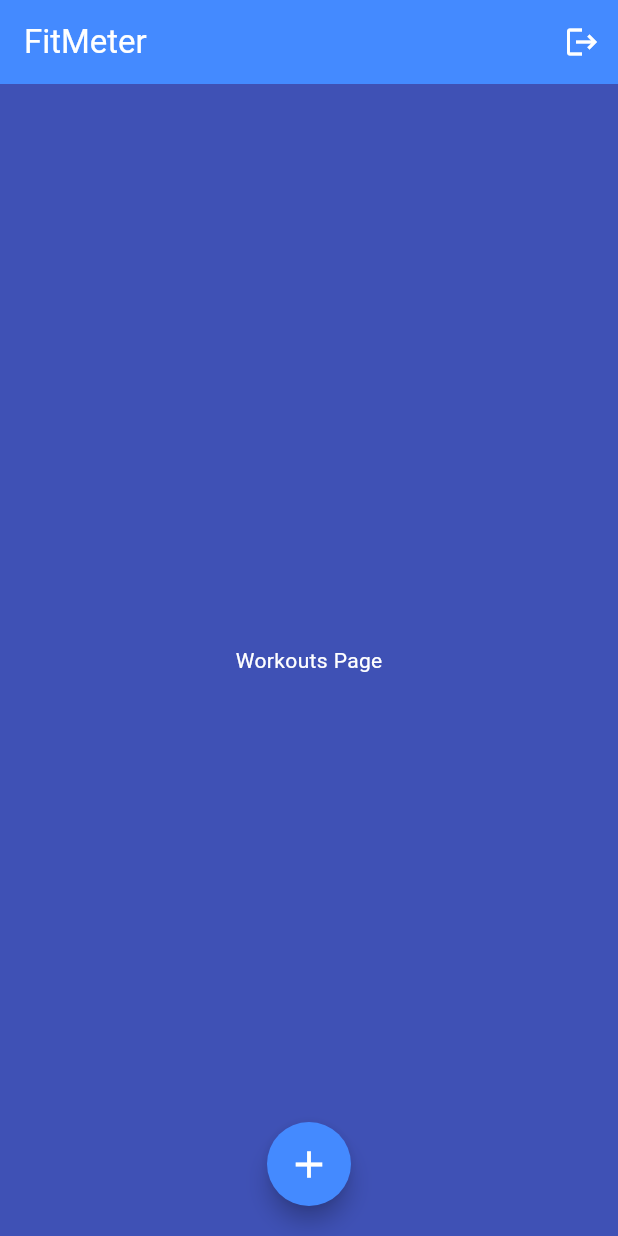
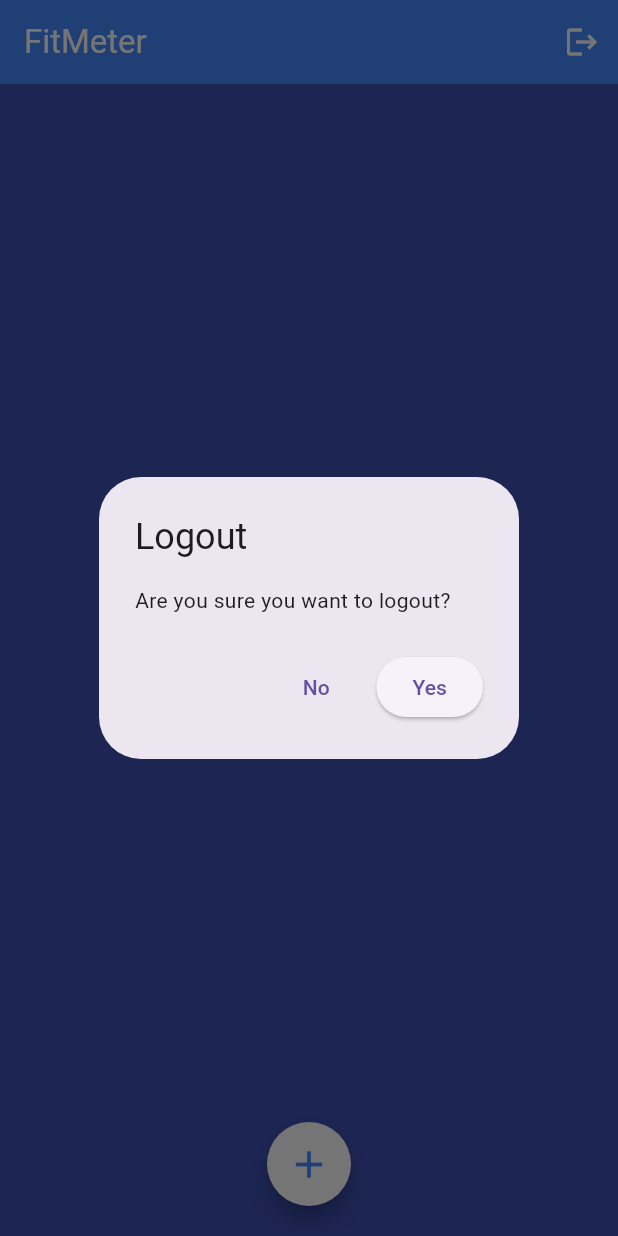
Before and after one commit to Kri4n/FitMeter-Mobile, a Flutter app: the WorkoutsPage screen opened directly, after a tap on the "logout" icon, on a phone screen of 412 x 824 dp. Run offline on Flutter 3.47's test engine with Material 3 defaults, Android fonts, the light colour scheme and no system bars; our stand-ins replace flutter_dotenv, flutter_riverpod, flutter_secure_storage; accounts and stored records are empty.

Commit message:
Added logout function

```diff
--- /dev/null
+++ b/lib/views/components/showyesnodialog.dart
@@ -0,0 +1,31 @@
+import 'package:flutter/material.dart';
+
+/// Reusable Yes/No Dialog Component
+Future<bool?> showYesNoDialog({
+  required BuildContext context,
+  required String title,
+  required String message,
+  required String yesLabel,
+  required String noLabel,
+}) {
+  return showDialog<bool>(
+    context: context,
+    barrierDismissible: false,
+    builder: (BuildContext context) {
+      return AlertDialog(
+        title: Text(title),
+        content: Text(message),
+        actions: [
+          TextButton(
+            onPressed: () => Navigator.of(context).pop(false),
+            child: Text(noLabel),
+          ),
+          ElevatedButton(
+            onPressed: () => Navigator.of(context).pop(true),
+            child: Text(yesLabel),
+          ),
+        ],
+      );
+    },
+  );
+}
--- a/lib/views/pages/workouts.dart
+++ b/lib/views/pages/workouts.dart
@@ -1,4 +1,6 @@
 import 'package:fitmeter_mobile/utils/flutter_secure_storage.dart';
+import 'package:fitmeter_mobile/views/components/bottomnavbar.dart';
+import 'package:fitmeter_mobile/views/components/showyesnodialog.dart';
 import 'package:flutter/foundation.dart';
 import 'package:flutter/material.dart';
 
@@ -37,9 +39,34 @@ class _WorkoutsPageState extends State<WorkoutsPage> {
         actions: [
           IconButton(
             icon: const Icon(Icons.logout, color: Colors.white),
-            onPressed: () {
+            onPressed: () async {
               // Add your logout logic here
-              print("Logout pressed");
+              if (kDebugMode) {
+                print("Logout pressed");
+              }
+
+              final result = await showYesNoDialog(
+                context: context,
+                title: "Logout",
+                message: "Are you sure you want to logout?",
+                yesLabel: "Yes",
+                noLabel: "No",
+              );
+
+              if (result == true) {
+                await SecureStorage.deleteToken();
+
+                if (!mounted) return;
+                Navigator.pushReplacement(
+                  // ignore: use_build_context_synchronously
+                  context,
+                  MaterialPageRoute(builder: (context) => const BottomNavBar()),
+                );
+              } else {
+                if (kDebugMode) {
+                  print('Cancel');
+                }
+              }
             },
           ),
         ],
@@ -61,9 +88,9 @@ class _WorkoutsPageState extends State<WorkoutsPage> {
               print("Add Workout");
             }
           },
-          backgroundColor: Colors.blueAccent,
+          backgroundColor: Colors.white,
           shape: const CircleBorder(),
-          child: const Icon(Icons.add, size: 30, color: Colors.white),
+          child: const Icon(Icons.add, size: 30, color: Colors.blueAccent),
         ),
       ),
       floatingActionButtonLocation: FloatingActionButtonLocation.centerDocked,
```
